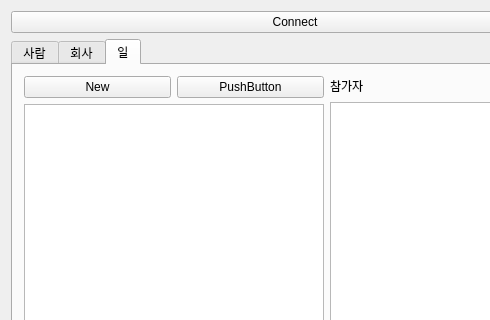
Hyuntae-Lee/HRM, file mainwindow.ui: the form before one commit; both pictures show x 0 to 490 and y 0 to 320 of the 1163 by 673 pixel window.
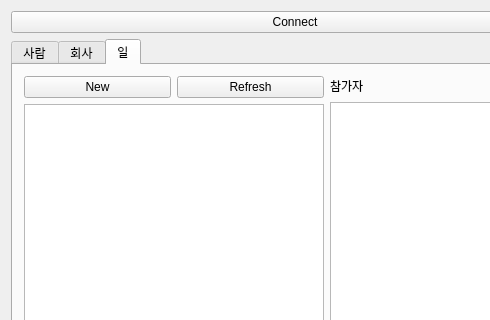
The form after the commit.

```diff
--- a/mainwindow.ui
+++ b/mainwindow.ui
@@ -401,7 +401,7 @@
             <item>
              <widget class="QPushButton" name="pushButton_workRefresh">
               <property name="text">
-               <string>PushButton</string>
+               <string>Refresh</string>
               </property>
              </widget>
             </item>
```
